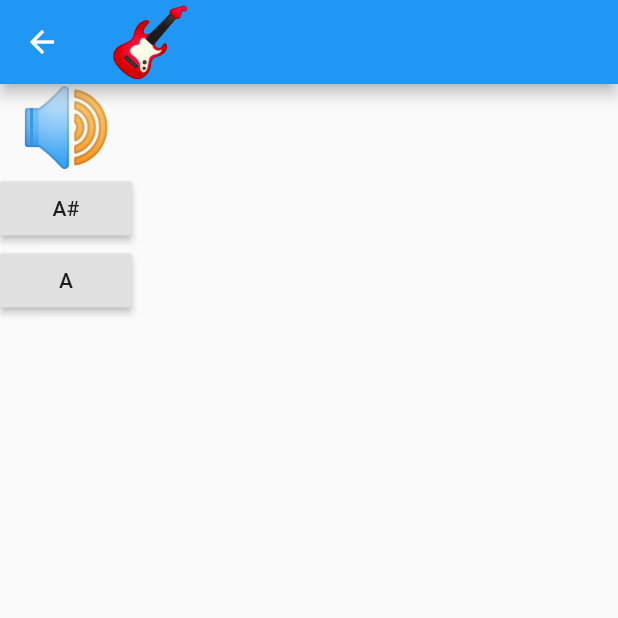
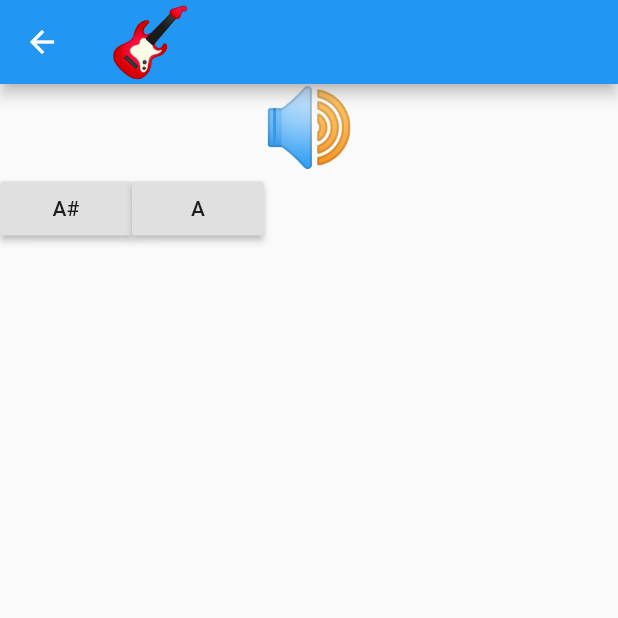
Before and after one commit to vandadnp/flutter-note-guessing-game, a Flutter app: the screen it shows after launch, after a tap on "Beginner", on a phone screen of 412 x 824 dp, the top half of it. Run offline on Flutter 3.47's test engine with Material 2 defaults, Android fonts, the phone set to English and light mode, and no system bars; our stand-ins replace assets_audio_player.

Commit message:
Create rows

```diff
--- a/note_guessing_game/lib/game_screen.dart
+++ b/note_guessing_game/lib/game_screen.dart
@@ -1,5 +1,3 @@
-import 'dart:ffi';
-
 import 'package:flutter/material.dart';
 import 'package:noteguessinggame/difficulty.dart';
 import 'package:noteguessinggame/game_timer.dart';
@@ -12,6 +10,7 @@ class GameScreen extends StatefulWidget {
 }
 
 class _GameScreenState extends State<GameScreen> {
+
   GameTimer gameTimer = GameTimer();
   Note currentNote;
   Difficulty difficulty;
@@ -39,7 +38,12 @@ class _GameScreenState extends State<GameScreen> {
 
     gameTimer.start(
         seconds: 5,
-        callback: () {
+          callback: () {
+
+          if (!mounted) {
+            return;
+          }
+
           List<Widget> widgets = [
             Text(
               "🔊",
@@ -57,12 +61,15 @@ class _GameScreenState extends State<GameScreen> {
                   noteType: e,
                   onPressed: (noteType) {
                     processAnswer(noteType);
-                  }));
+                  }))
+              .toList();
 
           // for every two buttons create a row
-
-
-          widgets.addAll(buttons);
+          for (var i = 0; i < buttons.length; i += 2) {
+            var twoButtons = buttons.sublist(i, i + 2);
+            var row = AnswerRow(buttons: twoButtons);
+            widgets.add(row);
+          }
 
           setState(() {
             columnChildren = widgets;
@@ -71,12 +78,27 @@ class _GameScreenState extends State<GameScreen> {
 
     return Scaffold(
       appBar: AppBar(title: TitleWidget()),
-      body: Column(children: columnChildren),
+      body: Center(
+        child: Column(children: columnChildren),
+      ),
     );
   }
 }
 
 typedef AnswerCallback = void Function(NoteType noteType);
+
+class AnswerRow extends StatelessWidget {
+  final List<AnswerButton> buttons;
+
+  const AnswerRow({this.buttons});
+
+  @override
+  Widget build(BuildContext context) {
+    return Row(
+      children: buttons,
+    );
+  }
+}
 
 class AnswerButton extends StatelessWidget {
   final NoteType noteType;
--- a/note_guessing_game/lib/game_timer.dart
+++ b/note_guessing_game/lib/game_timer.dart
@@ -1,7 +1,5 @@
 import 'package:flutter/material.dart';
 import 'dart:async';
-
-typedef Ticker = void Function(int);
 
 class GameTimer {
 
@@ -13,7 +11,9 @@ class GameTimer {
   }) {
     callback();
     _timer = Timer.periodic(Duration(seconds: seconds), (timer) {
-      callback();
+      if (timer.isActive) {
+        callback();
+      }
     });
   }
 
```
